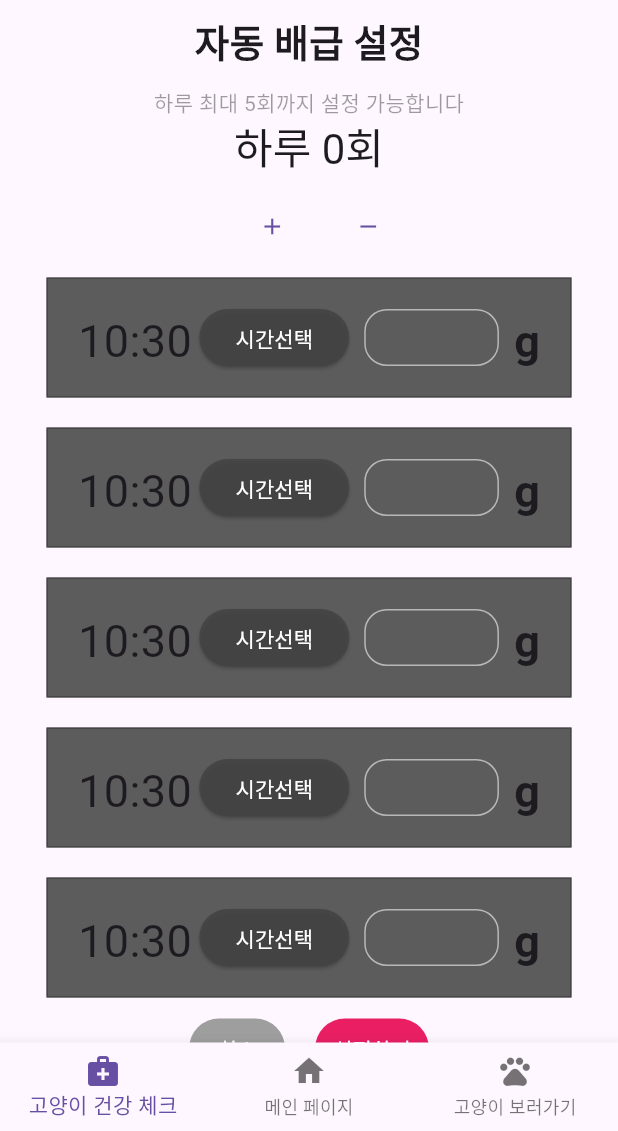
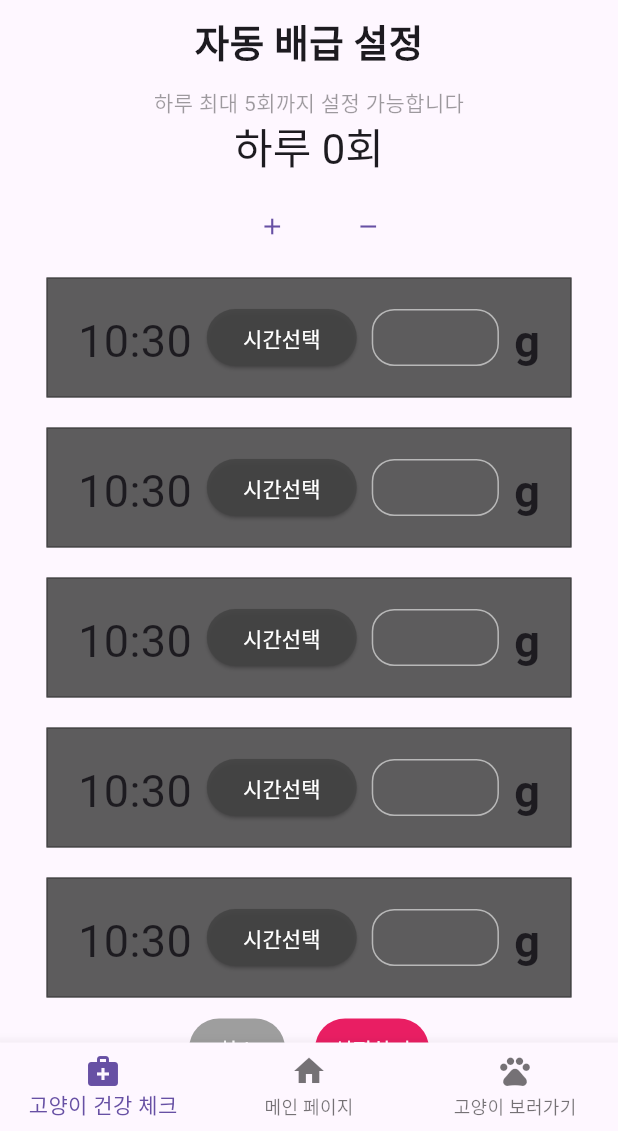
Before and after one commit to qkrrjsxor/CatIoT, a Flutter app: the FeederAuto screen opened directly, on a phone screen of 412 x 824 dp, the part 105-1236 px from its top. Run offline on Flutter 3.47's test engine with Material 3 defaults, Android fonts, the phone set to English and light mode, and no system bars; our stand-ins replace cookie_jar, fluttertoast, shared_preferences, table_calendar, video_player; accounts and stored records are empty.

Commit message:
Modify:자동시간수정

```diff
--- a/FrontEnd/untitled/lib/screens/feeder_auto.dart
+++ b/FrontEnd/untitled/lib/screens/feeder_auto.dart
@@ -31,6 +31,8 @@ class AutoScreen extends State<FeederAuto> {
   TextEditingController _fourthFood = TextEditingController();
   TextEditingController _fifthFood = TextEditingController();
 
+
+
   void _incrementCounter() {
     if (feedcounter >= 0 && feedcounter < 5) {
       setState(() {
@@ -46,7 +48,6 @@ class AutoScreen extends State<FeederAuto> {
       });
     }
   }
-
   // AutoScreen();
   @override
   Widget build(BuildContext context) {
@@ -135,10 +136,10 @@ class AutoScreen extends State<FeederAuto> {
                 child: Row(
                   children: [
                     Text(
-                      '${firstTime.hour}:${firstTime.minute}',
-                      style: TextStyle(fontSize: 30),
-                    ),
-                    SizedBox(width: 5),
+                        '${firstTime.hour.toString().padLeft(2,'0')}:${firstTime.minute.toString().padLeft(2,'0')}',
+                        style: TextStyle(fontSize: 30),
+                      ),
+                    SizedBox(width: 10),
                     ElevatedButton(
                         style: ElevatedButton.styleFrom(
                             backgroundColor: feedcounter < 1
@@ -208,11 +209,12 @@ class AutoScreen extends State<FeederAuto> {
                             : Colors.pink)),
                 child: Row(
                   children: [
-                    Text(
-                      '${secondTime.hour}:${secondTime.minute}',
-                      style: TextStyle(fontSize: 30),
-                    ),
-                    SizedBox(width: 5),
+                      Text(
+                        '${secondTime.hour.toString().padLeft(2,'0')}:${secondTime.minute.toString().padLeft(2,'0')}',
+                        style: TextStyle(fontSize: 30),
+                      ),
+
+                    SizedBox(width: 10),
                     ElevatedButton(
                         style: ElevatedButton.styleFrom(
                             backgroundColor: feedcounter < 2
@@ -283,10 +285,10 @@ class AutoScreen extends State<FeederAuto> {
                 child: Row(
                   children: [
                     Text(
-                      '${thirdTime.hour}:${thirdTime.minute}',
+                      '${thirdTime.hour.toString().padLeft(2,'0')}:${thirdTime.minute.toString().padLeft(2,'0')}',
                       style: TextStyle(fontSize: 30),
                     ),
-                    SizedBox(width: 5),
+                    SizedBox(width: 10),
                     ElevatedButton(
                         style: ElevatedButton.styleFrom(
                             backgroundColor: feedcounter < 3
@@ -357,10 +359,10 @@ class AutoScreen extends State<FeederAuto> {
                 child: Row(
                   children: [
                     Text(
-                      '${fourthTime.hour}:${fourthTime.minute}',
+                      '${fourthTime.hour.toString().padLeft(2,'0')}:${fourthTime.minute.toString().padLeft(2,'0')}',
                       style: TextStyle(fontSize: 30),
                     ),
-                    SizedBox(width: 5),
+                    SizedBox(width: 10),
                     ElevatedButton(
                         style: ElevatedButton.styleFrom(
                             backgroundColor: feedcounter < 4
@@ -431,10 +433,10 @@ class AutoScreen extends State<FeederAuto> {
                 child: Row(
                   children: [
                     Text(
-                      '${fifthTime.hour}:${fifthTime.minute}',
+                      '${fifthTime.hour.toString().padLeft(2,'0')}:${fifthTime.minute.toString().padLeft(2,'0')}',
                       style: TextStyle(fontSize: 30),
                     ),
-                    SizedBox(width: 5),
+                    SizedBox(width: 10),
                     ElevatedButton(
                         style: ElevatedButton.styleFrom(
                             backgroundColor: feedcounter < 5
```
